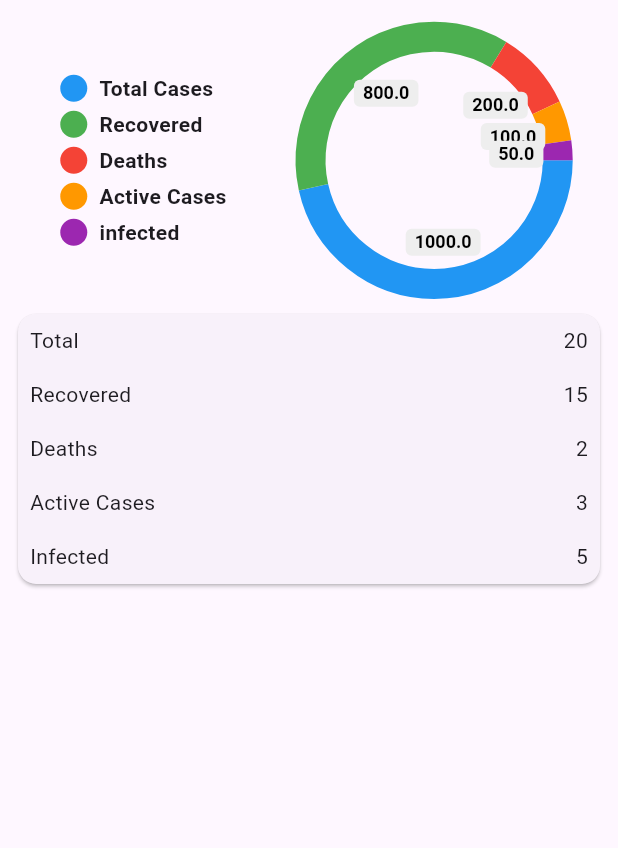
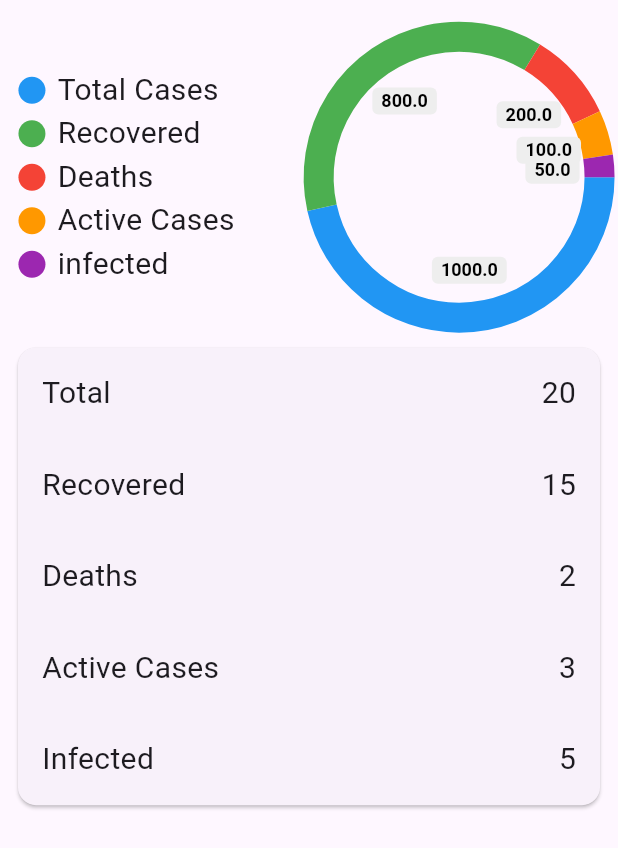
Before and after one commit to roychandu/covid19_tracking_app, a Flutter app: the screen it shows after launch, on a phone screen of 412 x 824 dp. Shown: the top 848 px of the screen. Run offline on Flutter 3.47's test engine with Material 3 defaults, Android fonts, the phone set to English and light mode, and no system bars; drawn by our look-alikes of pie_chart.

Commit message:
improve ui

```diff
--- a/lib/common_widgets/Reuseable_row.dart
+++ b/lib/common_widgets/Reuseable_row.dart
@@ -16,9 +16,15 @@ class _ReuseableRowState extends State<ReuseableRow> {
       child: Column(
         mainAxisAlignment: MainAxisAlignment.spaceBetween,
         children: [
-          Row(
-            mainAxisAlignment: MainAxisAlignment.spaceBetween,
-            children: [Text(widget.title), Text(widget.value)],
+          Padding(
+            padding: const EdgeInsets.all(8.0),
+            child: Row(
+              mainAxisAlignment: MainAxisAlignment.spaceBetween,
+              children: [
+                Text(widget.title, style: TextStyle(fontSize: 20)),
+                Text(widget.value, style: TextStyle(fontSize: 20)),
+              ],
+            ),
           ),
         ],
       ),
--- a/lib/view/world_wise_screen.dart
+++ b/lib/view/world_wise_screen.dart
@@ -31,13 +31,6 @@ class _WorldWiseScreenState extends State<WorldWiseScreen>
   void initState() {
     // TODO: implement initState
     super.initState();
-    // Timer() for duration of animation
-    Timer(const Duration(seconds: 3), () {
-      Navigator.push(
-        context,
-        MaterialPageRoute(builder: (context) => WorldWiseScreen()),
-      );
-    });
   }
 
   @override
@@ -63,10 +56,11 @@ class _WorldWiseScreenState extends State<WorldWiseScreen>
                 "infected": 50,
               },
               // chart radius
-              chartRadius: MediaQuery.of(context).size.width / 2.5,
+              chartRadius: MediaQuery.of(context).size.width / 2.2,
               // chart legend
               legendOptions: const LegendOptions(
                 legendPosition: LegendPosition.left,
+                legendTextStyle: TextStyle(fontSize: 20),
               ),
               // chart animation
               animationDuration: const Duration(seconds: 3),
```
